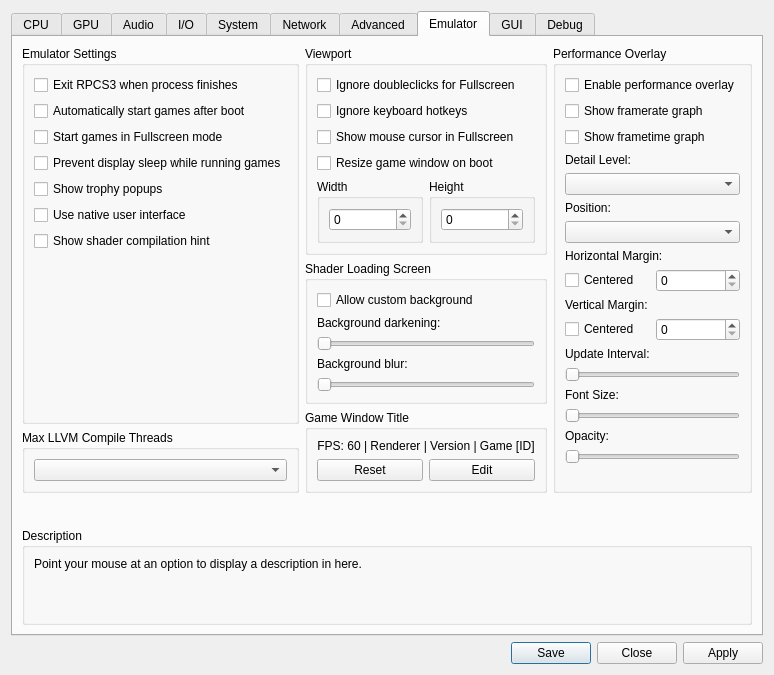
The window that rpcs3/rpcs3qt/settings_dialog.ui (RPCS3/rpcs3) describes before a commit, drawn with Qt 5.
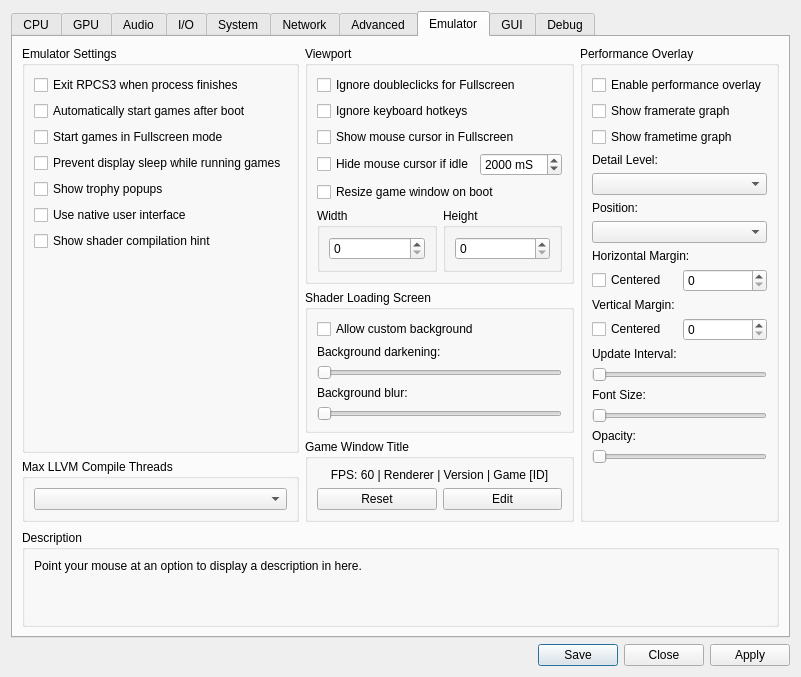
The same window after the commit. The open tabs and pages were chosen to show the change. Icons and pictures are not drawn.

Commit message:
Added settings and logic for auto-hide of mouse cursor.
In line with the Show Cursor in Fullscreen settings, these settings are only updated when the render window is first launched, and not during the game.
This could be revised (along with the Fullscreen Cursor) if it's more desired.

```diff
--- a/rpcs3/rpcs3qt/settings_dialog.ui
+++ b/rpcs3/rpcs3qt/settings_dialog.ui
@@ -2345,10 +2345,49 @@
               <item>
                <widget class="QCheckBox" name="gs_showMouseInFullscreen">
                 <property name="text">
-                 <string>Show mouse cursor in Fullscreen </string>
+                 <string>Show mouse cursor in Fullscreen</string>
                 </property>
                </widget>
               </item>
+              <item>
+               <layout class="QHBoxLayout" name="layout_hideMouseOnIdle" stretch="0,0">
+                <item>
+                 <widget class="QCheckBox" name="gs_hideMouseOnIdle">
+                  <property name="text">
+                   <string>Hide mouse cursor if idle</string>
+                  </property>
+                 </widget>
+                </item>
+                <item>
+                 <widget class="QSpinBox" name="gs_hideMouseOnIdleTime">
+                  <property name="accelerated">
+                   <bool>true</bool>
+                  </property>
+                  <property name="correctionMode">
+                   <enum>QAbstractSpinBox::CorrectToNearestValue</enum>
+                  </property>
+                  <property name="keyboardTracking">
+                   <bool>false</bool>
+                  </property>
+                  <property name="suffix">
+                   <string> mS</string>
+                  </property>
+                  <property name="minimum">
+                   <number>200</number>
+                  </property>
+                  <property name="maximum">
+                   <number>99999</number>
+                  </property>
+                  <property name="stepType">
+                   <enum>QAbstractSpinBox::DefaultStepType</enum>
+                  </property>
+                  <property name="value">
+                   <number>2000</number>
+                  </property>
+                 </widget>
+                </item>
+               </layout>
+              </item>
               <item>
                <widget class="QCheckBox" name="gs_resizeOnBoot">
                 <property name="text">
```
The commit also changes 5 other files.
